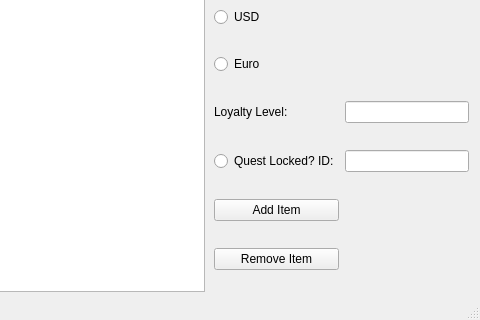
Before: the Qt Designer form src/gui_assort.ui in ThePi1/SPT-Trader-Builder, drawn with Qt 5; both pictures show x 196 to 676 and y 178 to 498 of the 676 by 498 pixel window.
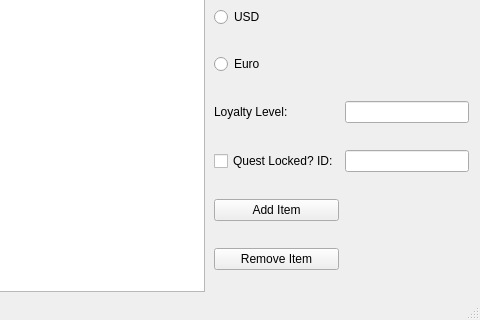
After: the same form once the commit is applied.

Commit message: Connected Assort Builder

```diff
--- a/src/gui_assort.ui
+++ b/src/gui_assort.ui
@@ -94,13 +94,6 @@
        </property>
       </widget>
      </item>
-     <item row="6" column="1">
-      <widget class="QRadioButton" name="radioButton">
-       <property name="text">
-        <string>Quest Locked? ID:</string>
-       </property>
-      </widget>
-     </item>
      <item row="2" column="1">
       <widget class="QRadioButton" name="radioButton_2">
        <property name="text">
@@ -115,6 +108,13 @@
        </property>
       </widget>
      </item>
+     <item row="6" column="1">
+      <widget class="QCheckBox" name="checkBox">
+       <property name="text">
+        <string>Quest Locked? ID:</string>
+       </property>
+      </widget>
+     </item>
     </layout>
    </widget>
   </widget>
```
The commit also changes 3 other files.
